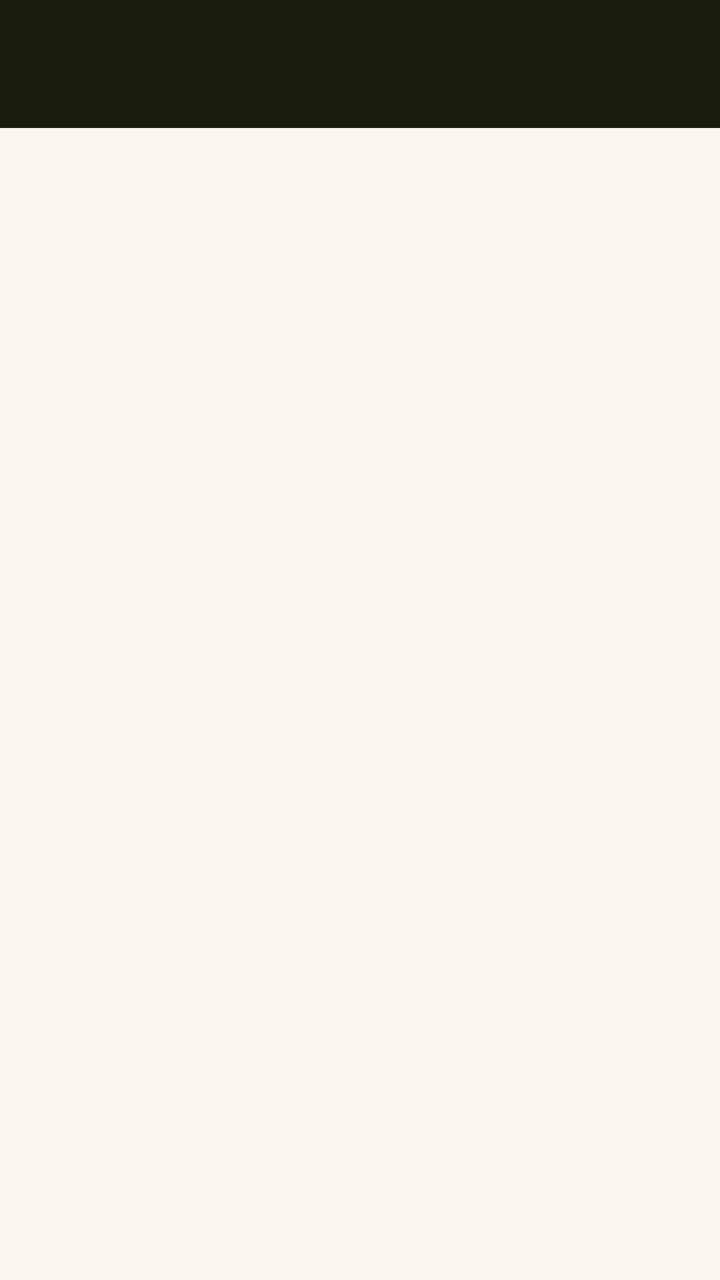
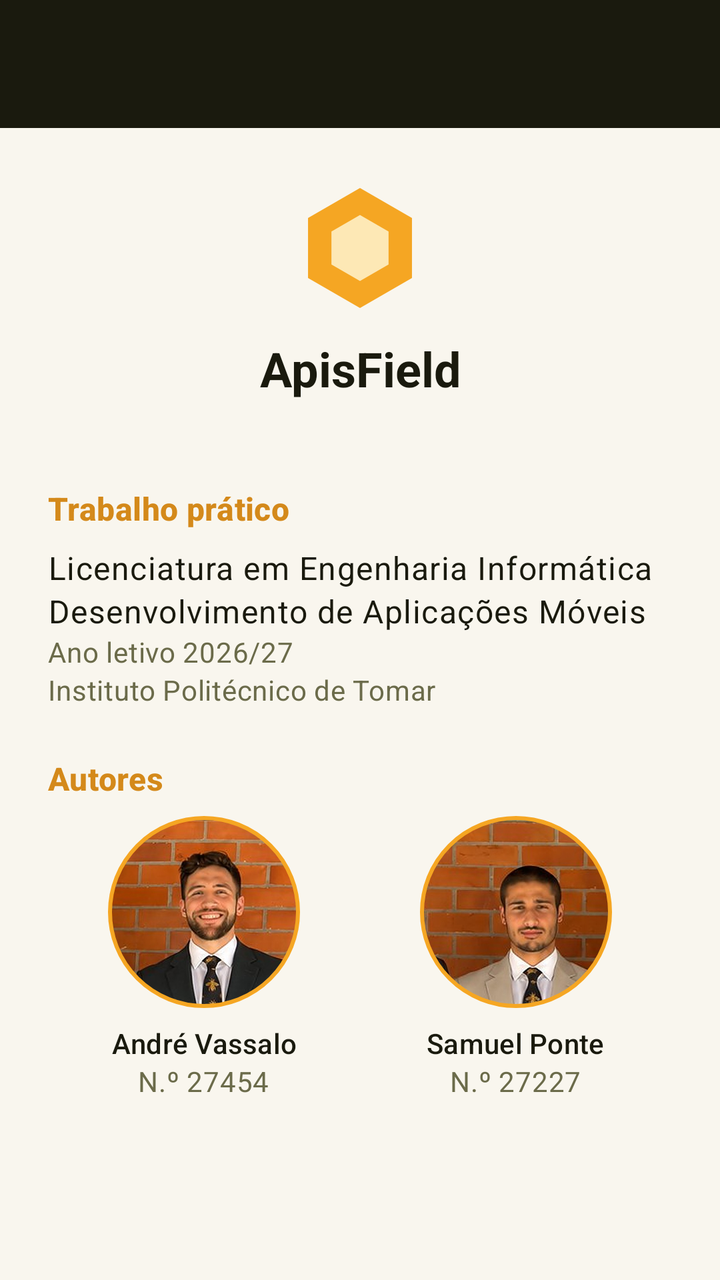

Two renders of the same Android screen: before a commit and after it. Below are the layout's source before the change and the commit's diff.
<!-- AndroidManifest.xml: application theme Theme.ApisField -->
<!-- res/layout/activity_sobre.xml -->
<?xml version="1.0" encoding="utf-8"?>
<LinearLayout xmlns:android="http://schemas.android.com/apk/res/android"
    xmlns:app="http://schemas.android.com/apk/res-auto"
    android:layout_width="match_parent"
    android:layout_height="match_parent"
    android:background="@color/claro"
    android:orientation="vertical">

    <com.google.android.material.appbar.MaterialToolbar
        android:id="@+id/toolbar"
        android:layout_width="match_parent"
        android:layout_height="wrap_content"
        android:background="@color/escuro"
        android:minHeight="?attr/actionBarSize"
        android:theme="@style/ThemeOverlay.ApisField.Toolbar"
        app:titleTextColor="@color/claro" />

    
    <ScrollView
        android:id="@+id/scrollSobre"
        android:layout_width="match_parent"
        android:layout_height="0dp"
        android:layout_weight="1"
        android:clipToPadding="false">

        <LinearLayout
            android:id="@+id/conteudo"
            android:layout_width="match_parent"
            android:layout_height="wrap_content"
            android:orientation="vertical"
            android:padding="24dp" />
    </ScrollView>

</LinearLayout>
<!-- resources referenced by this layout -->
<resources>
  <color name="claro">#F9F6EE</color>
  <color name="escuro">#1A1A0E</color>
  <color name="mel">#F5A623</color>
  <color name="mel_claro">#FDE8B5</color>
  <color name="floresta">#2E5E2E</color>
  <color name="branco">#FFFFFF</color>
  <color name="estado_perigo">#C0392B</color>
  <color name="medio">#6B6B4A</color>
  <color name="borda">#E8DFC8</color>
  <!-- unchanged entries left out for length: 3 -->
</resources>

<!-- the commit's change to res/layout/activity_sobre.xml (unified diff, before → after) -->
@@ -3,7 +3,6 @@
     xmlns:app="http://schemas.android.com/apk/res-auto"
     android:layout_width="match_parent"
     android:layout_height="match_parent"
-    android:background="@color/claro"
     android:orientation="vertical">
 
     <com.google.android.material.appbar.MaterialToolbar
@@ -28,7 +27,123 @@
             android:layout_width="match_parent"
             android:layout_height="wrap_content"
             android:orientation="vertical"
-            android:padding="24dp" />
+            android:padding="24dp">
+
+            
+            <ImageView
+                android:layout_width="72dp"
+                android:layout_height="72dp"
+                android:layout_gravity="center_horizontal"
+                android:importantForAccessibility="no"
+                android:src="@drawable/ic_hexagono" />
+
+            <TextView
+                android:layout_width="match_parent"
+                android:layout_height="wrap_content"
+                android:layout_marginTop="8dp"
+                android:gravity="center"
+                android:text="@string/app_name"
+                android:textAppearance="?attr/textAppearanceHeadlineSmall"
+                android:textColor="@color/escuro"
+                android:textStyle="bold" />
+
+            
+            <TextView
+                android:id="@+id/tvVersao"
+                android:layout_width="match_parent"
+                android:layout_height="wrap_content"
+                android:gravity="center"
+                android:textAppearance="?attr/textAppearanceBodyMedium"
+                android:textColor="@color/medio" />
+
+            
+            <TextView
+                style="@style/Widget.ApisField.Sobre.TituloSeccao"
+                android:text="@string/sobre_seccao_trabalho" />
+
+            <TextView
+                android:layout_width="match_parent"
+                android:layout_height="wrap_content"
+                android:text="@string/sobre_curso"
+                android:textAppearance="?attr/textAppearanceBodyLarge"
+                android:textColor="@color/escuro" />
+
+            <TextView
+                android:layout_width="match_parent"
+                android:layout_height="wrap_content"
+                android:text="@string/sobre_unidade_curricular"
+                android:textAppearance="?attr/textAppearanceBodyLarge"
+                android:textColor="@color/escuro" />
+
+            <TextView
+                android:layout_width="match_parent"
+                android:layout_height="wrap_content"
+                android:text="@string/sobre_ano_letivo"
+                android:textAppearance="?attr/textAppearanceBodyMedium"
+                android:textColor="@color/medio" />
+
+            <TextView
+                android:layout_width="match_parent"
+                android:layout_height="wrap_content"
+                android:text="@string/sobre_instituicao"
+                android:textAppearance="?attr/textAppearanceBodyMedium"
+                android:textColor="@color/medio" />
+
+            
+            <TextView
+                style="@style/Widget.ApisField.Sobre.TituloSeccao"
+                android:text="@string/sobre_seccao_autores" />
+
+            <LinearLayout
+                android:layout_width="match_parent"
+                android:layout_height="wrap_content"
+                android:baselineAligned="false"
+                android:orientation="horizontal">
+
+                <LinearLayout
+                    android:layout_width="0dp"
+                    android:layout_height="wrap_content"
+                    android:layout_weight="1"
+                    android:gravity="center_horizontal"
+                    android:orientation="vertical">
+
+                    <com.google.android.material.imageview.ShapeableImageView
+                        style="@style/Widget.ApisField.Sobre.FotoAutor"
+                        android:contentDescription="@string/autor_andre_foto"
+                        android:src="@drawable/foto_andre" />
+
+                    <TextView
+                        style="@style/Widget.ApisField.Sobre.NomeAutor"
+                        android:text="@string/autor_andre_nome" />
+
+                    <TextView
+                        style="@style/Widget.ApisField.Sobre.NumeroAutor"
+                        android:text="@string/autor_andre_numero" />
+                </LinearLayout>
+
+                <LinearLayout
+                    android:layout_width="0dp"
+                    android:layout_height="wrap_content"
+                    android:layout_weight="1"
+                    android:gravity="center_horizontal"
+                    android:orientation="vertical">
+
+                    <com.google.android.material.imageview.ShapeableImageView
+                        style="@style/Widget.ApisField.Sobre.FotoAutor"
+                        android:contentDescription="@string/autor_samuel_foto"
+                        android:src="@drawable/foto_samuel" />
+
+                    <TextView
+                        style="@style/Widget.ApisField.Sobre.NomeAutor"
+                        android:text="@string/autor_samuel_nome" />
+
+                    <TextView
+                        style="@style/Widget.ApisField.Sobre.NumeroAutor"
+                        android:text="@string/autor_samuel_numero" />
+                </LinearLayout>
+            </LinearLayout>
+
+        </LinearLayout>
     </ScrollView>
 
 </LinearLayout>
<!-- resource entries referenced after the edit -->
@@ -4,10 +4,77 @@
   <color name="escuro">#1A1A0E</color>
   <color name="mel">#F5A623</color>
   <color name="mel_claro">#FDE8B5</color>
+  <style name="ShapeAppearance.ApisField.Circulo" parent="">
+          <item name="cornerFamily">rounded</item>
+          <item name="cornerSize">50%</item>
+      </style>
+  <color name="mel_escuro">#D4891A</color>
   <color name="floresta">#2E5E2E</color>
   <color name="branco">#FFFFFF</color>
   <color name="estado_perigo">#C0392B</color>
   <color name="medio">#6B6B4A</color>
+  <!-- drawable foto_andre: jpg bitmap (drawable-nodpi, 41241 bytes) -->
+  <!-- drawable foto_samuel: jpg bitmap (drawable-nodpi, 37159 bytes) -->
+  <!-- drawable ic_hexagono (drawable) -->
+  <?xml version="1.0" encoding="utf-8"?>
+  <vector xmlns:android="http://schemas.android.com/apk/res/android"
+      android:width="72dp"
+      android:height="72dp"
+      android:viewportWidth="24"
+      android:viewportHeight="24">
+      <path
+          android:fillColor="@color/mel"
+          android:pathData="M12,2L20.66,7L20.66,17L12,22L3.34,17L3.34,7Z" />
+      <path
+          android:fillColor="@color/mel_claro"
+          android:pathData="M12,6.5L16.76,9.25L16.76,14.75L12,17.5L7.24,14.75L7.24,9.25Z" />
+  </vector>
+  <string name="app_name">ApisField</string>
+  <string name="autor_andre_foto">Fotografia de André Vassalo</string>
+  <string name="autor_andre_nome" translatable="false">André Vassalo</string>
+  <string name="autor_andre_numero">N.º 27454</string>
+  <string name="autor_samuel_foto">Fotografia de Samuel Ponte</string>
+  <string name="autor_samuel_nome" translatable="false">Samuel Ponte</string>
+  <string name="autor_samuel_numero">N.º 27227</string>
+  <string name="sobre_ano_letivo">Ano letivo 2026/27</string>
+  <string name="sobre_curso">Licenciatura em Engenharia Informática</string>
+  <string name="sobre_instituicao">Instituto Politécnico de Tomar</string>
+  <string name="sobre_seccao_autores">Autores</string>
+  <string name="sobre_seccao_trabalho">Trabalho prático</string>
+  <string name="sobre_unidade_curricular">Desenvolvimento de Aplicações Móveis</string>
+  <style name="Widget.ApisField.Sobre.FotoAutor" parent="">
+          <item name="android:layout_width">96dp</item>
+          <item name="android:layout_height">96dp</item>
+          <item name="android:padding">1dp</item>
+          <item name="android:scaleType">centerCrop</item>
+          <item name="shapeAppearanceOverlay">@style/ShapeAppearance.ApisField.Circulo</item>
+          <item name="strokeColor">@color/mel</item>
+          <item name="strokeWidth">2dp</item>
+      </style>
+  <style name="Widget.ApisField.Sobre.NomeAutor" parent="">
+          <item name="android:layout_width">wrap_content</item>
+          <item name="android:layout_height">wrap_content</item>
+          <item name="android:layout_marginTop">8dp</item>
+          <item name="android:gravity">center</item>
+          <item name="android:textAppearance">?attr/textAppearanceTitleSmall</item>
+          <item name="android:textColor">@color/escuro</item>
+      </style>
+  <style name="Widget.ApisField.Sobre.NumeroAutor" parent="">
+          <item name="android:layout_width">wrap_content</item>
+          <item name="android:layout_height">wrap_content</item>
+          <item name="android:textAppearance">?attr/textAppearanceBodyMedium</item>
+          <item name="android:textColor">@color/medio</item>
+      </style>
+  <style name="Widget.ApisField.Sobre.TituloSeccao" parent="">
+          <item name="android:layout_width">match_parent</item>
+          <item name="android:layout_height">wrap_content</item>
+          <item name="android:layout_marginTop">24dp</item>
+          <item name="android:layout_marginBottom">8dp</item>
+          <item name="android:accessibilityHeading">true</item>
+          <item name="android:textAppearance">?attr/textAppearanceTitleMedium</item>
+          <item name="android:textColor">@color/mel_escuro</item>
+          <item name="android:textStyle">bold</item>
+      </style>
   <color name="borda">#E8DFC8</color>
   <!-- unchanged entries left out for length: 3 -->
 </resources>
